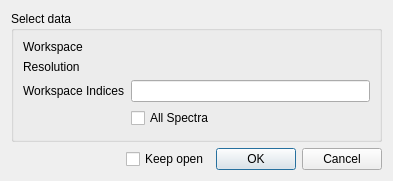
First picture: the form in qt/scientific_interfaces/Indirect/ConvFitAddWorkspaceDialog.ui, repository mantidproject/mantid, before the edit.
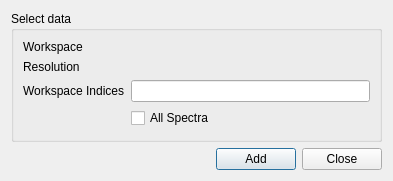
Second picture: the form after the edit. Custom widgets are drawn as their Qt base class.

Diff of the .ui file:
```diff
--- a/qt/scientific_interfaces/Indirect/ConvFitAddWorkspaceDialog.ui
+++ b/qt/scientific_interfaces/Indirect/ConvFitAddWorkspaceDialog.ui
@@ -126,19 +126,16 @@
        </spacer>
       </item>
       <item>
-       <widget class="QCheckBox" name="ckKeepOpen">
+       <widget class="QPushButton" name="pbAdd">
         <property name="text">
-         <string>Keep open</string>
+         <string>Add</string>
         </property>
        </widget>
       </item>
       <item>
-       <widget class="QDialogButtonBox" name="buttonBox">
-        <property name="orientation">
-         <enum>Qt::Horizontal</enum>
-        </property>
-        <property name="standardButtons">
-         <set>QDialogButtonBox::Cancel|QDialogButtonBox::Ok</set>
+       <widget class="QPushButton" name="pbClose">
+        <property name="text">
+         <string>Close</string>
         </property>
        </widget>
       </item>
```
Left out of the diff: 32 changed lines with no effect on the pictures.
